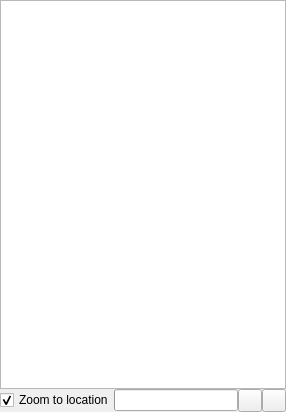
Old version of the form libs/librepcb/editor/project/boardeditor/boarddesignrulecheckmessagesdock.ui in the repository LibrePCB/LibrePCB.
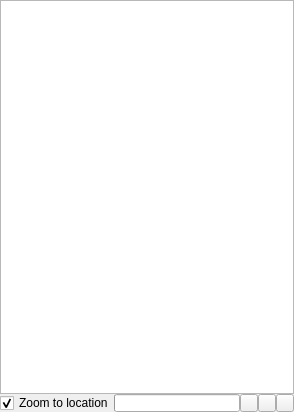
New version of the form. Icons and pictures are not drawn.

Commit message: Board editor: Implement minimal DRC mode "quick check"

What changed in the file:
```diff
--- a/libs/librepcb/editor/project/boardeditor/boarddesignrulecheckmessagesdock.ui
+++ b/libs/librepcb/editor/project/boardeditor/boarddesignrulecheckmessagesdock.ui
@@ -6,7 +6,7 @@
    <rect>
     <x>0</x>
     <y>0</y>
-    <width>286</width>
+    <width>294</width>
     <height>412</height>
    </rect>
   </property>
@@ -43,6 +43,18 @@
       </property>
       <item>
        <widget class="QCheckBox" name="cbxCenterInView">
+        <property name="minimumSize">
+         <size>
+          <width>0</width>
+          <height>18</height>
+         </size>
+        </property>
+        <property name="maximumSize">
+         <size>
+          <width>16777215</width>
+          <height>18</height>
+         </size>
+        </property>
         <property name="text">
          <string>Zoom to location</string>
         </property>
@@ -53,6 +65,18 @@
       </item>
       <item>
        <widget class="QProgressBar" name="prgProgress">
+        <property name="minimumSize">
+         <size>
+          <width>0</width>
+          <height>18</height>
+         </size>
+        </property>
+        <property name="maximumSize">
+         <size>
+          <width>16777215</width>
+          <height>18</height>
+         </size>
+        </property>
         <property name="alignment">
          <set>Qt::AlignCenter</set>
         </property>
@@ -61,8 +85,72 @@
         </property>
        </widget>
       </item>
+      <item>
+       <widget class="QToolButton" name="btnRunQuickCheck">
+        <property name="minimumSize">
+         <size>
+          <width>18</width>
+          <height>18</height>
+         </size>
+        </property>
+        <property name="maximumSize">
+         <size>
+          <width>18</width>
+          <height>18</height>
+         </size>
+        </property>
+        <property name="toolTip">
+         <string>Run Quick Check</string>
+        </property>
+        <property name="text">
+         <string notr="true"/>
+        </property>
+        <property name="icon">
+         <iconset>
+          <normaloff>:/img/actions/quick_check.png</normaloff>:/img/actions/quick_check.png</iconset>
+        </property>
+       </widget>
+      </item>
+      <item>
+       <widget class="QToolButton" name="btnRunDrc">
+        <property name="minimumSize">
+         <size>
+          <width>18</width>
+          <height>18</height>
+         </size>
+        </property>
+        <property name="maximumSize">
+         <size>
+          <width>18</width>
+          <height>18</height>
+         </size>
+        </property>
+        <property name="toolTip">
+         <string>Run DRC</string>
+        </property>
+        <property name="text">
+         <string notr="true"/>
+        </property>
+        <property name="icon">
+         <iconset>
+          <normaloff>:/img/actions/drc.png</normaloff>:/img/actions/drc.png</iconset>
+        </property>
+       </widget>
+      </item>
       <item>
        <widget class="QToolButton" name="btnSettings">
+        <property name="minimumSize">
+         <size>
+          <width>18</width>
+          <height>18</height>
+         </size>
+        </property>
+        <property name="maximumSize">
+         <size>
+          <width>18</width>
+          <height>18</height>
+         </size>
+        </property>
         <property name="toolTip">
          <string>Open DRC Settings</string>
         </property>
@@ -75,20 +163,6 @@
         </property>
        </widget>
       </item>
-      <item>
-       <widget class="QToolButton" name="btnRun">
-        <property name="toolTip">
-         <string>Run DRC</string>
-        </property>
-        <property name="text">
-         <string notr="true"/>
-        </property>
-        <property name="icon">
-         <iconset>
-          <normaloff>:/img/actions/refresh.png</normaloff>:/img/actions/refresh.png</iconset>
-        </property>
-       </widget>
-      </item>
      </layout>
     </item>
    </layout>
```
The commit also changes 12 other files.
